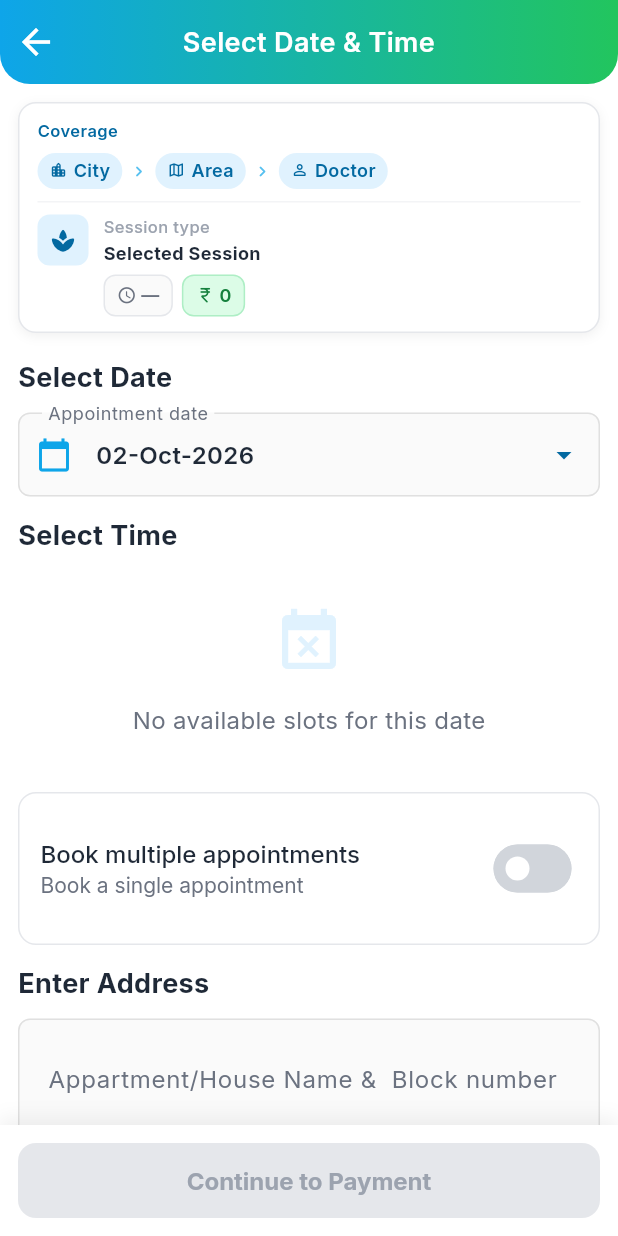
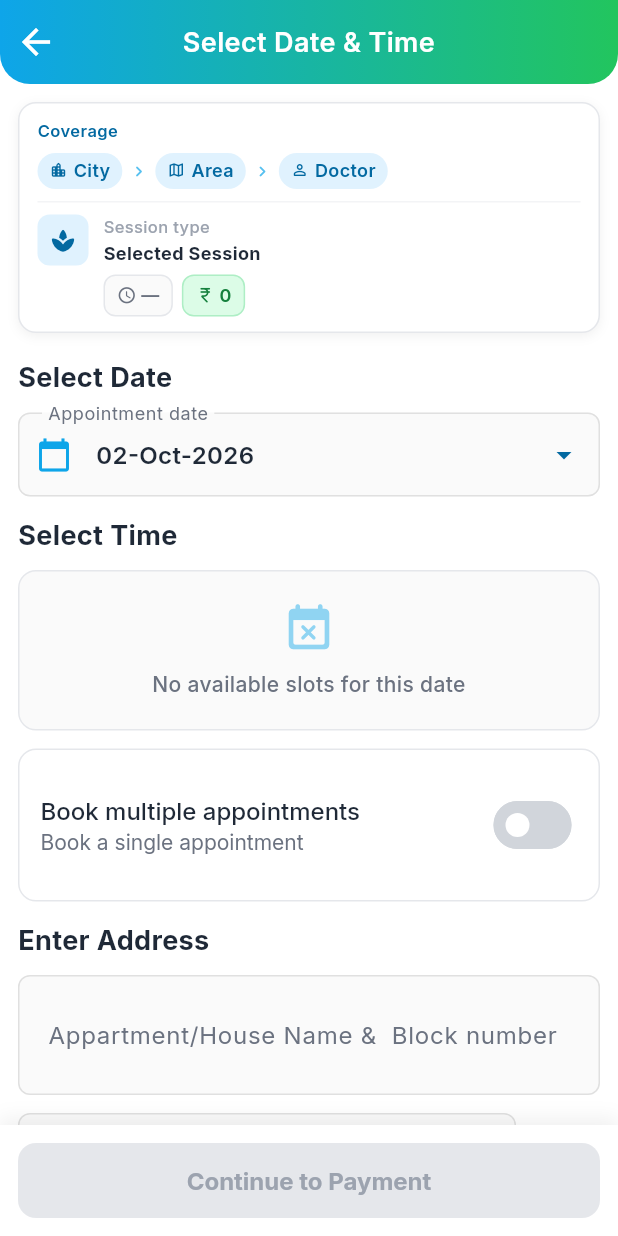
Before and after one commit to meetjanani/physio_connect_flutter, a Flutter app: the DateTimeScreen screen opened by its route, on a phone screen of 412 x 824 dp. Run offline on Flutter 3.47's test engine with Material 3 defaults, Android fonts, the phone set to English and light mode, and no system bars; our stand-ins replace cached_network_image, cloud_functions, firebase_analytics, firebase_auth, firebase_core, firebase_crashlytics and 17 more; missing offline and left inert: firebase_app_check, html_editor_enhanced, razorpay_flutter; accounts and stored records are empty.

Commit message:
Refactor time slot display: implement a dedicated widget for time slots and improve loading and empty state handling

```diff
--- a/lib/ui/book_session/date_time_screen.dart
+++ b/lib/ui/book_session/date_time_screen.dart
@@ -8,6 +8,7 @@ import 'package:physio_connect/utils/theme/app_colors.dart';
 import 'package:geocoding/geocoding.dart';
 import 'package:intl/intl.dart';
 
+import '../../model/time_slots_model.dart';
 import '../../route/route_module.dart';
 import '../../utils/view_extension.dart';
 import 'booking_controller.dart';
@@ -109,112 +110,11 @@ class _DateTimeScreenState extends State<DateTimeScreen> {
                     ),
                   ),
                   SizedBox(height: 10),
-                  Obx(
-                    () => controller.isLoading.value
-                        ? Center(
-                            child: Padding(
-                              padding: EdgeInsets.all(24.0),
-                              child: CircularProgressIndicator(
-                                color: AppColors.medicalBlue,
-                              ),
-                            ),
-                          )
-                        : controller.timeSlots.isEmpty
-                        ? Center(
-                            child: Padding(
-                              padding: EdgeInsets.all(24.0),
-                              child: Column(
-                                children: [
-                                  Icon(
-                                    Icons.event_busy,
-                                    size: 48,
-                                    color: AppColors.medicalBlueLight,
-                                  ),
-                                  SizedBox(height: 16),
-                                  Text(
-                                    'No available slots for this date',
-                                    style: GoogleFonts.inter(
-                                      textStyle: TextStyle(
-                                        fontSize: 16,
-                                        color: AppColors.textSecondary,
-                                      ),
-                                    ),
-                                  ),
-                                ],
-                              ),
-                            ),
-                          )
-                        : Wrap(
-                            spacing: 8,
-                            runSpacing: 12,
-                            children: controller.timeSlots.map((slot) {
-                              final bool isBooked = slot.isBooked ?? false;
-                              final bool isSelected =
-                                  controller.selectedTimeSlot.value == slot;
-
-                              return GestureDetector(
-                                onTap: isBooked
-                                    ? null
-                                    : () {
-                                        controller.selectedTimeSlot.value =
-                                            slot;
-                                      },
-                                child: Container(
-                                  padding: EdgeInsets.symmetric(
-                                    horizontal: 16,
-                                    vertical: 12,
-                                  ),
-                                  decoration: BoxDecoration(
-                                    color: isBooked
-                                        ? AppColors.errorLight
-                                        : isSelected
-                                        ? AppColors.medicalBlue
-                                        : AppColors.surface,
-                                    borderRadius: BorderRadius.circular(8),
-                                    boxShadow: [
-                                      if (isSelected)
-                                        BoxShadow(
-                                          color: AppColors.medicalBlue
-                                              .withOpacity(0.3),
-                                          blurRadius: 4,
-                                          offset: Offset(0, 2),
-                                        ),
-                                    ],
-                                    border: Border.all(
-                                      color: isBooked
-                                          ? AppColors.error
-                                          : isSelected
-                                          ? AppColors.medicalBlue
-                                          : AppColors.border,
-                                      width: isSelected ? 1.5 : 1,
-                                    ),
-                                  ),
-                                  child: Text(
-                                    slot.time,
-                                    style: GoogleFonts.inter(
-                                      textStyle: TextStyle(
-                                        fontSize: 14,
-                                        fontWeight: isSelected
-                                            ? FontWeight.bold
-                                            : FontWeight.normal,
-                                        color: isBooked
-                                            ? AppColors.error
-                                            : isSelected
-                                            ? AppColors.textOnDark
-                                            : AppColors.textPrimary,
-                                      ),
-                                    ),
-                                  ),
-                                ),
-                              );
-                            }).toList(),
-                          ),
-                  ),
+                  Obx(() => _buildTimeSlotSection()),
                   SizedBox(height: 12),
                   _buildAppointmentPlanner(),
                   SizedBox(height: 12),
 
-                  // Time slots
                   Text(
                     'Enter Address',
                     style: GoogleFonts.inter(
@@ -334,6 +234,138 @@ class _DateTimeScreenState extends State<DateTimeScreen> {
               ),
             ),
           ],
+        ),
+      ),
+    );
+  }
+
+  Widget _buildTimeSlotSection() {
+    // Read observables here so Obx always tracks selection changes.
+    // (GridView.builder's itemBuilder is lazy and can miss GetX updates.)
+    final isLoading = controller.isLoading.value;
+    final slots = controller.timeSlots.toList();
+    final selectedId = controller.selectedTimeSlot.value?.id;
+
+    if (isLoading) {
+      return const Center(
+        child: Padding(
+          padding: EdgeInsets.symmetric(vertical: 20),
+          child: CircularProgressIndicator(color: AppColors.medicalBlue),
+        ),
+      );
+    }
+
+    if (slots.isEmpty) {
+      return Container(
+        width: double.infinity,
+        padding: const EdgeInsets.symmetric(vertical: 20, horizontal: 16),
+        decoration: BoxDecoration(
+          color: AppColors.backgroundLight,
+          borderRadius: BorderRadius.circular(12),
+          border: Border.all(color: AppColors.border),
+        ),
+        child: Column(
+          children: [
+            Icon(
+              Icons.event_busy_rounded,
+              size: 36,
+              color: AppColors.medicalBlue.withValues(alpha: 0.45),
+            ),
+            const SizedBox(height: 8),
+            Text(
+              'No available slots for this date',
+              textAlign: TextAlign.center,
+              style: GoogleFonts.inter(
+                fontSize: 14,
+                fontWeight: FontWeight.w500,
+                color: AppColors.textSecondary,
+              ),
+            ),
+          ],
+        ),
+      );
+    }
+
+    return GridView.count(
+      key: ValueKey('slots_$selectedId'),
+      shrinkWrap: true,
+      physics: const NeverScrollableScrollPhysics(),
+      crossAxisCount: 3,
+      crossAxisSpacing: 8,
+      mainAxisSpacing: 8,
+      childAspectRatio: 2.35,
+      children: slots.map((slot) {
+        final isBooked = slot.isBooked ?? false;
+        final isSelected = selectedId != null && selectedId == slot.id;
+        return _buildTimeSlotChip(
+          slot: slot,
+          isBooked: isBooked,
+          isSelected: isSelected,
+        );
+      }).toList(),
+    );
+  }
+
+  Widget _buildTimeSlotChip({
+    required TimeSlotModel slot,
+    required bool isBooked,
+    required bool isSelected,
+  }) {
+    final Color bg;
+    final Color border;
+    final Color text;
+
+    if (isBooked) {
+      bg = AppColors.errorLight;
+      border = AppColors.error.withValues(alpha: 0.45);
+      text = AppColors.errorDark;
+    } else if (isSelected) {
+      bg = AppColors.medicalBlue;
+      border = AppColors.medicalBlueDark;
+      text = AppColors.textOnDark;
+    } else {
+      bg = AppColors.surface;
+      border = AppColors.border;
+      text = AppColors.textPrimary;
+    }
+
+    return GestureDetector(
+      onTap: isBooked
+          ? null
+          : () => controller.selectedTimeSlot.value = slot,
+      child: AnimatedContainer(
+        duration: const Duration(milliseconds: 150),
+        alignment: Alignment.center,
+        padding: const EdgeInsets.symmetric(horizontal: 4),
+        decoration: BoxDecoration(
+          color: bg,
+          borderRadius: BorderRadius.circular(10),
+          border: Border.all(
+            color: border,
+            width: isSelected ? 1.5 : 1,
+          ),
+          boxShadow: [
+            if (isSelected)
+              BoxShadow(
+                color: AppColors.medicalBlue.withValues(alpha: 0.25),
+                blurRadius: 4,
+                offset: const Offset(0, 2),
+              ),
+          ],
+        ),
+        child: Text(
+          slot.time,
+          textAlign: TextAlign.center,
+          maxLines: 2,
+          overflow: TextOverflow.ellipsis,
+          style: GoogleFonts.inter(
+            fontSize: 12,
+            fontWeight: isSelected ? FontWeight.w700 : FontWeight.w600,
+            height: 1.2,
+            color: text,
+            decoration: isBooked ? TextDecoration.lineThrough : null,
+            decorationColor: text,
+          ),
         ),
       ),
     );
```
